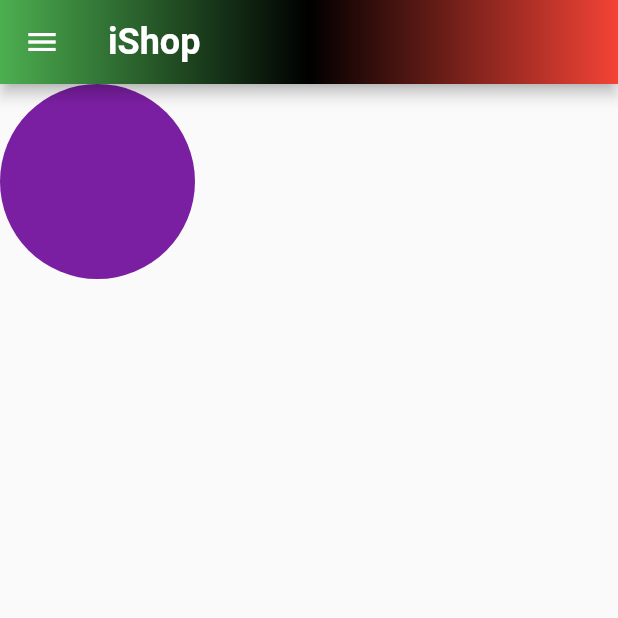
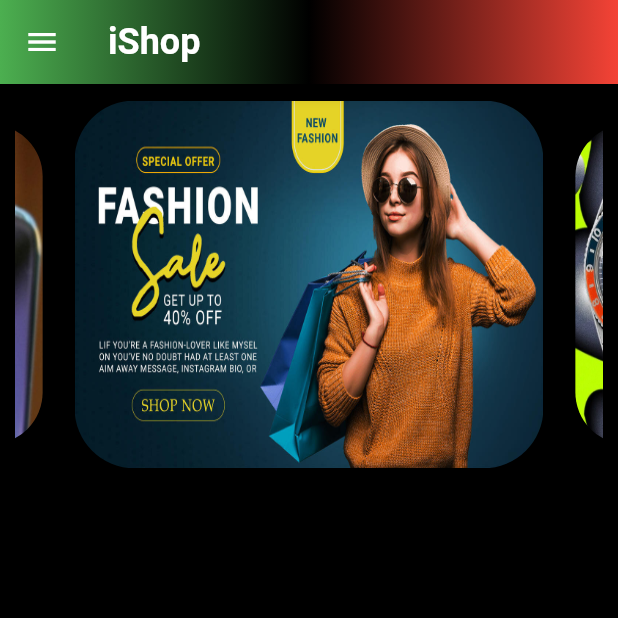
Before and after one commit to shonibaredavida/buyers_app, a Flutter app: the HomeScreen screen opened directly, on a phone screen of 412 x 824 dp, the top half of it. Run offline on Flutter 3.47's test engine with Material 2 defaults, Android fonts, the phone set to English and light mode, and no system bars; drawn by our look-alikes of carousel_slider; our stand-ins replace cloud_firestore, firebase_auth, firebase_core, firebase_storage, fluttertoast, image_picker and 1 more; accounts and stored records are empty.

```diff
--- a/lib/global/global.dart
+++ b/lib/global/global.dart
@@ -1,3 +1,20 @@
 import 'package:shared_preferences/shared_preferences.dart';
 
 SharedPreferences? sharedPreferences;
+
+final itemsImagesList = [
+  "slider/0.jpg",
+  "slider/1.jpg",
+  "slider/2.jpg",
+  "slider/3.jpg",
+  "slider/4.jpg",
+  "slider/5.jpg",
+  "slider/6.jpg",
+  "slider/7.jpg",
+  "slider/8.jpg",
+  "slider/9.jpg",
+  "slider/10.jpg",
+  "slider/11.jpg",
+  "slider/12.jpg",
+  "slider/13.jpg",
+];
--- a/lib/mainScreens/home_screen.dart
+++ b/lib/mainScreens/home_screen.dart
@@ -1,4 +1,6 @@
+import 'package:carousel_slider/carousel_slider.dart';
 import "package:flutter/material.dart";
+import 'package:trial/global/global.dart';
 import 'package:trial/widgets/my_drawer.dart';
 
 class HomeScreen extends StatefulWidget {
@@ -12,6 +14,7 @@ class _HomeScreenState extends State<HomeScreen> {
   @override
   Widget build(BuildContext context) {
     return Scaffold(
+      backgroundColor: Colors.black,
       drawer: const MyDrawer(),
       appBar: AppBar(
         title: const Text(
@@ -36,8 +39,54 @@ class _HomeScreenState extends State<HomeScreen> {
           ),
         ),
       ),
-      body: const CircleAvatar(
-        radius: 65,
+      body: CustomScrollView(
+        slivers: [
+          SliverToBoxAdapter(
+            child: Padding(
+              padding: const EdgeInsets.all(10.0),
+              child: SizedBox(
+                height: MediaQuery.of(context).size.height * 0.3,
+                width: MediaQuery.of(context).size.width,
+                child: CarouselSlider(
+                  options: CarouselOptions(
+                    height: MediaQuery.of(context).size.height * 0.9,
+                    aspectRatio: 16 / 9,
+                    viewportFraction: 0.8,
+                    initialPage: 0,
+                    enableInfiniteScroll: true,
+                    reverse: false,
+                    autoPlay: true,
+                    autoPlayInterval: const Duration(seconds: 3),
+                    autoPlayAnimationDuration:
+                        const Duration(milliseconds: 800),
+                    autoPlayCurve: Curves.fastOutSlowIn,
+                    enlargeCenterPage: true,
+                    enlargeFactor: 0.3,
+                    scrollDirection: Axis.horizontal,
+                  ),
+                  items: itemsImagesList.map((index) {
+                    return Builder(builder: (BuildContext context) {
+                      return Container(
+                        width: MediaQuery.of(context).size.width,
+                        margin: const EdgeInsets.symmetric(
+                          horizontal: 0.5,
+                          vertical: 1,
+                        ),
+                        child: ClipRRect(
+                          borderRadius: BorderRadius.circular(40),
+                          child: Image.asset(
+                            index,
+                            fit: BoxFit.fill,
+                          ),
+                        ),
+                      );
+                    });
+                  }).toList(),
+                ),
+              ),
+            ),
+          )
+        ],
       ),
     );
   }
--- a/pubspec.yaml
+++ b/pubspec.yaml
@@ -42,6 +42,7 @@ dependencies:
   image_picker: ^0.8.6
   fluttertoast: ^8.1.2
   shared_preferences: ^2.0.15
+  carousel_slider: ^4.2.1
 
 dev_dependencies:
   flutter_test:
@@ -68,6 +69,7 @@ flutter:
   # To add assets to your application, add an assets section, like this:
   assets:
       - images/
+      - slider/
   #   - images/a_dot_burr.jpeg
   #   - images/a_dot_ham.jpeg
 
```
Also changed, not shown: lib/main.dart (+1 -64 lines), pubspec.lock, slider/0.jpg (added), slider/1.jpg (added), slider/10.jpg (added), slider/11.jpg (added), slider/12.jpg (added), slider/13.jpg (added), slider/2.jpg (added), slider/3.jpg (added), slider/4.jpg (added), slider/5.jpg (added), slider/6.jpg (added), slider/7.jpg (added), 2 more files.
